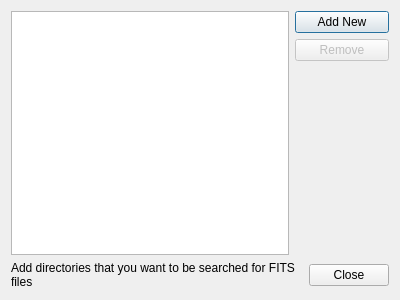
This is src/searchfolderdialog.ui in AstrocatApp/AstrocatApp as Qt 5 draws it before an edit. The edited form follows.
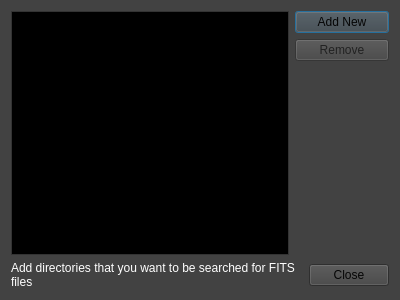
This is the edited form.

Commit message: Experimenting with palette

Diff of the .ui file:
```diff
--- a/src/searchfolderdialog.ui
+++ b/src/searchfolderdialog.ui
@@ -10,6 +10,448 @@
     <height>300</height>
    </rect>
   </property>
+  <property name="palette">
+   <palette>
+    <active>
+     <colorrole role="WindowText">
+      <brush brushstyle="SolidPattern">
+       <color alpha="255">
+        <red>255</red>
+        <green>255</green>
+        <blue>255</blue>
+       </color>
+      </brush>
+     </colorrole>
+     <colorrole role="Button">
+      <brush brushstyle="SolidPattern">
+       <color alpha="255">
+        <red>66</red>
+        <green>66</green>
+        <blue>66</blue>
+       </color>
+      </brush>
+     </colorrole>
+     <colorrole role="Light">
+      <brush brushstyle="SolidPattern">
+       <color alpha="255">
+        <red>100</red>
+        <green>100</green>
+        <blue>100</blue>
+       </color>
+      </brush>
+     </colorrole>
+     <colorrole role="Midlight">
+      <brush brushstyle="SolidPattern">
+       <color alpha="255">
+        <red>83</red>
+        <green>83</green>
+        <blue>83</blue>
+       </color>
+      </brush>
+     </colorrole>
+     <colorrole role="Dark">
+      <brush brushstyle="SolidPattern">
+       <color alpha="255">
+        <red>33</red>
+        <green>33</green>
+        <blue>33</blue>
+       </color>
+      </brush>
+     </colorrole>
+     <colorrole role="Mid">
+      <brush brushstyle="SolidPattern">
+       <color alpha="255">
+        <red>44</red>
+        <green>44</green>
+        <blue>44</blue>
+       </color>
+      </brush>
+     </colorrole>
+     <colorrole role="Text">
+      <brush brushstyle="SolidPattern">
+       <color alpha="255">
+        <red>255</red>
+        <green>255</green>
+        <blue>255</blue>
+       </color>
+      </brush>
+     </colorrole>
+     <colorrole role="BrightText">
+      <brush brushstyle="SolidPattern">
+       <color alpha="255">
+        <red>255</red>
+        <green>255</green>
+        <blue>255</blue>
+       </color>
+      </brush>
+     </colorrole>
+     <colorrole role="ButtonText">
+      <brush brushstyle="SolidPattern">
+       <color alpha="255">
+        <red>5</red>
+        <green>5</green>
+        <blue>5</blue>
+       </color>
+      </brush>
+     </colorrole>
+     <colorrole role="Base">
+      <brush brushstyle="SolidPattern">
+       <color alpha="255">
+        <red>0</red>
+        <green>0</green>
+        <blue>0</blue>
+       </color>
+      </brush>
+     </colorrole>
+     <colorrole role="Window">
+      <brush brushstyle="SolidPattern">
+       <color alpha="255">
+        <red>66</red>
+        <green>66</green>
+        <blue>66</blue>
+       </color>
+      </brush>
+     </colorrole>
+     <colorrole role="Shadow">
+      <brush brushstyle="SolidPattern">
+       <color alpha="255">
+        <red>0</red>
+        <green>0</green>
+        <blue>0</blue>
+       </color>
+      </brush>
+     </colorrole>
+     <colorrole role="AlternateBase">
+      <brush brushstyle="SolidPattern">
+       <color alpha="255">
+        <red>33</red>
+        <green>33</green>
+        <blue>33</blue>
+       </color>
+      </brush>
+     </colorrole>
+     <colorrole role="ToolTipBase">
+      <brush brushstyle="SolidPattern">
+       <color alpha="255">
+        <red>255</red>
+        <green>255</green>
+        <blue>220</blue>
+       </color>
+      </brush>
+     </colorrole>
+     <colorrole role="ToolTipText">
+      <brush brushstyle="SolidPattern">
+       <color alpha="255">
+        <red>0</red>
+        <green>0</green>
+        <blue>0</blue>
+       </color>
+      </brush>
+     </colorrole>
+     <colorrole role="PlaceholderText">
+      <brush brushstyle="SolidPattern">
+       <color alpha="128">
+        <red>255</red>
+        <green>255</green>
+        <blue>255</blue>
+       </color>
+      </brush>
+     </colorrole>
+    </active>
+    <inactive>
+     <colorrole role="WindowText">
+      <brush brushstyle="SolidPattern">
+       <color alpha="255">
+        <red>255</red>
+        <green>255</green>
+        <blue>255</blue>
+       </color>
+      </brush>
+     </colorrole>
+     <colorrole role="Button">
+      <brush brushstyle="SolidPattern">
+       <color alpha="255">
+        <red>66</red>
+        <green>66</green>
+        <blue>66</blue>
+       </color>
+      </brush>
+     </colorrole>
+     <colorrole role="Light">
+      <brush brushstyle="SolidPattern">
+       <color alpha="255">
+        <red>100</red>
+        <green>100</green>
+        <blue>100</blue>
+       </color>
+      </brush>
+     </colorrole>
+     <colorrole role="Midlight">
+      <brush brushstyle="SolidPattern">
+       <color alpha="255">
+        <red>83</red>
+        <green>83</green>
+        <blue>83</blue>
+       </color>
+      </brush>
+     </colorrole>
+     <colorrole role="Dark">
+      <brush brushstyle="SolidPattern">
+       <color alpha="255">
+        <red>33</red>
+        <green>33</green>
+        <blue>33</blue>
+       </color>
+      </brush>
+     </colorrole>
+     <colorrole role="Mid">
+      <brush brushstyle="SolidPattern">
+       <color alpha="255">
+        <red>44</red>
+        <green>44</green>
+        <blue>44</blue>
+       </color>
+      </brush>
+     </colorrole>
+     <colorrole role="Text">
+      <brush brushstyle="SolidPattern">
+       <color alpha="255">
+        <red>255</red>
+        <green>255</green>
+        <blue>255</blue>
+       </color>
+      </brush>
+     </colorrole>
+     <colorrole role="BrightText">
+      <brush brushstyle="SolidPattern">
+       <color alpha="255">
+        <red>255</red>
+        <green>255</green>
+        <blue>255</blue>
+       </color>
+      </brush>
+     </colorrole>
+     <colorrole role="ButtonText">
+      <brush brushstyle="SolidPattern">
+       <color alpha="255">
+        <red>5</red>
+        <green>5</green>
+        <blue>5</blue>
+       </color>
+      </brush>
+     </colorrole>
+     <colorrole role="Base">
+      <brush brushstyle="SolidPattern">
+       <color alpha="255">
+        <red>0</red>
+        <green>0</green>
+        <blue>0</blue>
+       </color>
+      </brush>
+     </colorrole>
+     <colorrole role="Window">
+      <brush brushstyle="SolidPattern">
+       <color alpha="255">
+        <red>66</red>
+        <green>66</green>
+        <blue>66</blue>
+       </color>
+      </brush>
+     </colorrole>
+     <colorrole role="Shadow">
+      <brush brushstyle="SolidPattern">
+       <color alpha="255">
+        <red>0</red>
+        <green>0</green>
+        <blue>0</blue>
+       </color>
+      </brush>
+     </colorrole>
+     <colorrole role="AlternateBase">
+      <brush brushstyle="SolidPattern">
+       <color alpha="255">
+        <red>33</red>
+        <green>33</green>
+        <blue>33</blue>
+       </color>
+      </brush>
+     </colorrole>
+     <colorrole role="ToolTipBase">
+      <brush brushstyle="SolidPattern">
+       <color alpha="255">
+        <red>255</red>
+        <green>255</green>
+        <blue>220</blue>
+       </color>
+      </brush>
+     </colorrole>
+     <colorrole role="ToolTipText">
+      <brush brushstyle="SolidPattern">
+       <color alpha="255">
+        <red>0</red>
+        <green>0</green>
+        <blue>0</blue>
+       </color>
+      </brush>
+     </colorrole>
+     <colorrole role="PlaceholderText">
+      <brush brushstyle="SolidPattern">
+       <color alpha="128">
+        <red>255</red>
+        <green>255</green>
+        <blue>255</blue>
+       </color>
+      </brush>
+     </colorrole>
+    </inactive>
+    <disabled>
+     <colorrole role="WindowText">
+      <brush brushstyle="SolidPattern">
+       <color alpha="255">
+        <red>33</red>
+        <green>33</green>
+        <blue>33</blue>
+       </color>
+      </brush>
+     </colorrole>
+     <colorrole role="Button">
+      <brush brushstyle="SolidPattern">
+       <color alpha="255">
+        <red>66</red>
+        <green>66</green>
+        <blue>66</blue>
+       </color>
+      </brush>
+     </colorrole>
+     <colorrole role="Light">
+      <brush brushstyle="SolidPattern">
+       <color alpha="255">
+        <red>100</red>
+        <green>100</green>
+        <blue>100</blue>
+       </color>
+      </brush>
+     </colorrole>
+     <colorrole role="Midlight">
+      <brush brushstyle="SolidPattern">
+       <color alpha="255">
+        <red>83</red>
+        <green>83</green>
+        <blue>83</blue>
+       </color>
+      </brush>
+     </colorrole>
+     <colorrole role="Dark">
+      <brush brushstyle="SolidPattern">
+       <color alpha="255">
+        <red>33</red>
+        <green>33</green>
+        <blue>33</blue>
+       </color>
+      </brush>
+     </colorrole>
+     <colorrole role="Mid">
+      <brush brushstyle="SolidPattern">
+       <color alpha="255">
+        <red>44</red>
+        <green>44</green>
+        <blue>44</blue>
+       </color>
+      </brush>
+     </colorrole>
+     <colorrole role="Text">
+      <brush brushstyle="SolidPattern">
+       <color alpha="255">
+        <red>33</red>
+        <green>33</green>
+        <blue>33</blue>
+       </color>
+      </brush>
+     </colorrole>
+     <colorrole role="BrightText">
+      <brush brushstyle="SolidPattern">
+       <color alpha="255">
+        <red>255</red>
+        <green>255</green>
+        <blue>255</blue>
+       </color>
+      </brush>
+     </colorrole>
+     <colorrole role="ButtonText">
+      <brush brushstyle="SolidPattern">
+       <color alpha="255">
+        <red>33</red>
+        <green>33</green>
+        <blue>33</blue>
+       </color>
+      </brush>
+     </colorrole>
+     <colorrole role="Base">
+      <brush brushstyle="SolidPattern">
+       <color alpha="255">
+        <red>66</red>
+        <green>66</green>
+        <blue>66</blue>
+       </color>
+      </brush>
+     </colorrole>
+     <colorrole role="Window">
+      <brush brushstyle="SolidPattern">
+       <color alpha="255">
+        <red>66</red>
+        <green>66</green>
+        <blue>66</blue>
+       </color>
+      </brush>
+     </colorrole>
+     <colorrole role="Shadow">
+      <brush brushstyle="SolidPattern">
+       <color alpha="255">
+        <red>0</red>
+        <green>0</green>
+        <blue>0</blue>
+       </color>
+      </brush>
+     </colorrole>
+     <colorrole role="AlternateBase">
+      <brush brushstyle="SolidPattern">
+       <color alpha="255">
+        <red>66</red>
+        <green>66</green>
+        <blue>66</blue>
+       </color>
+      </brush>
+     </colorrole>
+     <colorrole role="ToolTipBase">
+      <brush brushstyle="SolidPattern">
+       <color alpha="255">
+        <red>255</red>
+        <green>255</green>
+        <blue>220</blue>
+       </color>
+      </brush>
+     </colorrole>
+     <colorrole role="ToolTipText">
+      <brush brushstyle="SolidPattern">
+       <color alpha="255">
+        <red>0</red>
+        <green>0</green>
+        <blue>0</blue>
+       </color>
+      </brush>
+     </colorrole>
+     <colorrole role="PlaceholderText">
+      <brush brushstyle="SolidPattern">
+       <color alpha="128">
+        <red>255</red>
+        <green>255</green>
+        <blue>255</blue>
+       </color>
+      </brush>
+     </colorrole>
+    </disabled>
+   </palette>
+  </property>
   <property name="windowTitle">
    <string>Folder Locations</string>
   </property>
```
The commit also changes 3 other files.
